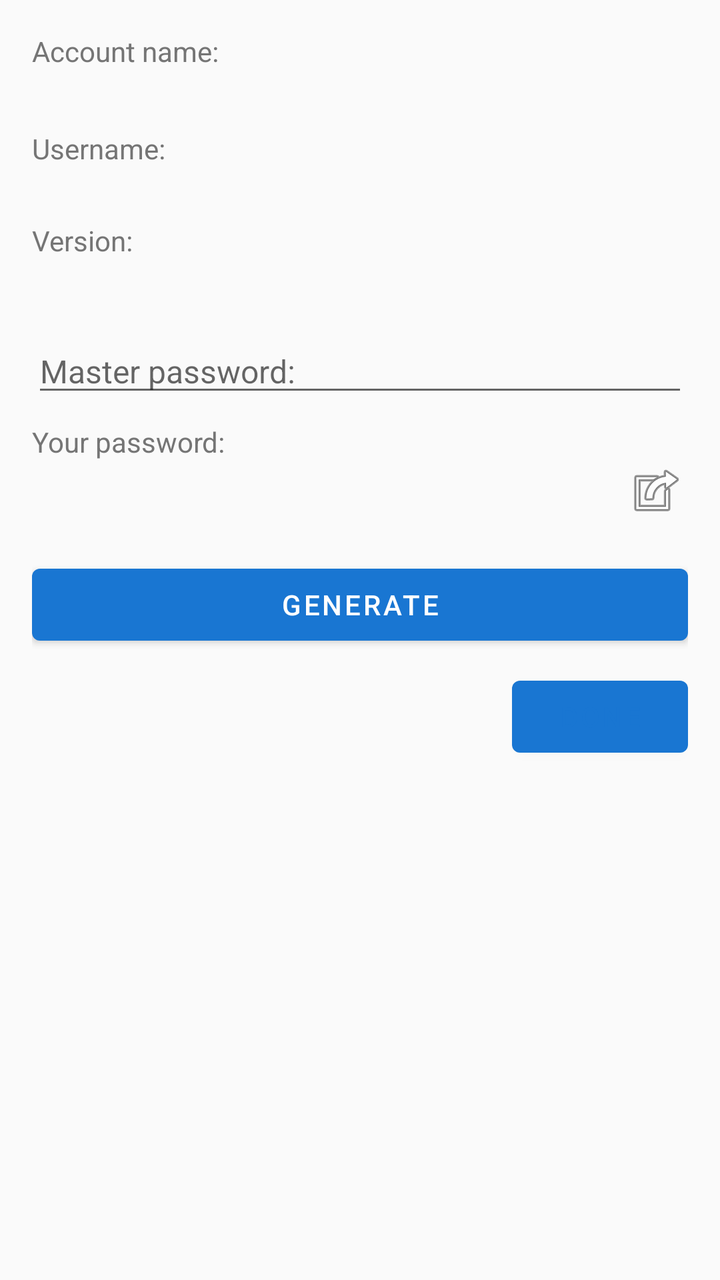
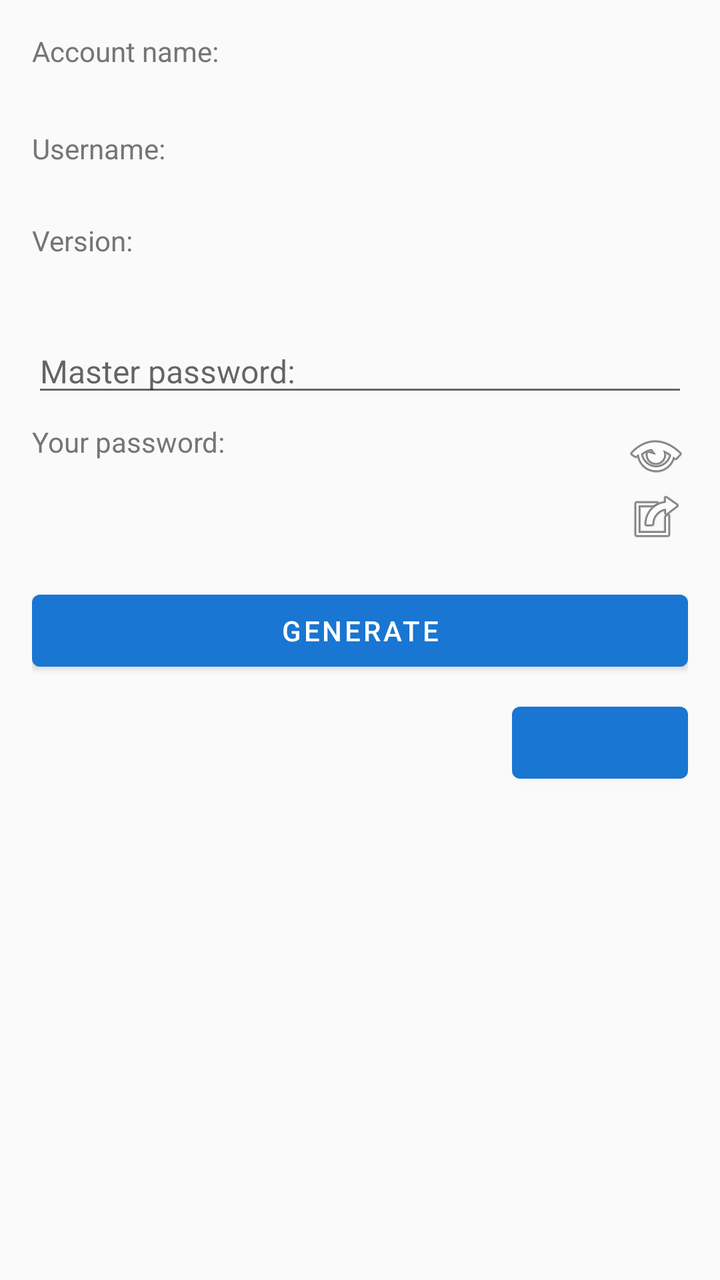

Two renders of the same Android screen: before a commit and after it. Below are the layout's source before the change and the commit's diff.
<!-- AndroidManifest.xml: application theme AppTheme -->
<!-- res/layout/dialog_generate.xml -->
<?xml version="1.0" encoding="utf-8"?>
<LinearLayout xmlns:android="http://schemas.android.com/apk/res/android"
    android:layout_width="match_parent"
    android:layout_height="wrap_content"
    android:orientation="vertical"
    android:padding="16dp">

    <TextView
        android:layout_width="wrap_content"
        android:layout_height="wrap_content"
        android:text="@string/account_name_label"
        android:textSize="14sp"
        android:textColor="@color/colorCardSubtext" />

    <TextView
        android:id="@+id/dialog_account_name"
        android:layout_width="wrap_content"
        android:layout_height="wrap_content"
        android:textSize="16sp"
        android:textStyle="bold" />

    <TextView
        android:id="@+id/dialog_username_label"
        android:layout_width="wrap_content"
        android:layout_height="wrap_content"
        android:layout_marginTop="8dp"
        android:text="@string/username_label"
        android:textSize="14sp"
        android:textColor="@color/colorCardSubtext" />

    <TextView
        android:id="@+id/dialog_username"
        android:layout_width="wrap_content"
        android:layout_height="wrap_content"
        android:textSize="14sp" />

    <TextView
        android:id="@+id/dialog_version_label"
        android:layout_width="wrap_content"
        android:layout_height="wrap_content"
        android:layout_marginTop="8dp"
        android:text="@string/version_label"
        android:textSize="14sp"
        android:textColor="@color/colorCardSubtext" />

    <TextView
        android:id="@+id/dialog_version"
        android:layout_width="wrap_content"
        android:layout_height="wrap_content"
        android:textSize="14sp" />

    <EditText
        android:id="@+id/editText_masterpassword"
        android:layout_width="match_parent"
        android:layout_height="wrap_content"
        android:layout_marginTop="16dp"
        android:hint="@string/master_password_label"
        android:inputType="textPassword"
        android:importantForAutofill="no"
        android:textSize="16sp" />

    <LinearLayout
        android:layout_width="match_parent"
        android:layout_height="wrap_content"
        android:orientation="horizontal"
        android:layout_marginTop="8dp">

        <TextView
            android:layout_width="0dp"
            android:layout_height="wrap_content"
            android:layout_weight="1"
            android:text="@string/your_password_label"
            android:textSize="14sp"
            android:textColor="@color/colorCardSubtext" />

        <ImageView
            android:id="@+id/btn_visibility"
            android:layout_width="wrap_content"
            android:layout_height="wrap_content"
            android:src="@android:drawable/eye"
            android:contentDescription="Toggle visibility" />
    </LinearLayout>

    <LinearLayout
        android:layout_width="match_parent"
        android:layout_height="wrap_content"
        android:orientation="horizontal">

        <TextView
            android:id="@+id/textPassword"
            android:layout_width="0dp"
            android:layout_height="wrap_content"
            android:layout_weight="1"
            android:textSize="18sp"
            android:textStyle="bold"
            android:singleLine="true" />

        <ImageButton
            android:id="@+id/btn_copy"
            android:layout_width="wrap_content"
            android:layout_height="wrap_content"
            android:src="@android:drawable/ic_menu_set_as"
            android:background="?android:attr/selectableItemBackground"
            android:contentDescription="Copy to clipboard" />
    </LinearLayout>

    <Button
        android:id="@+id/btn_generate"
        android:layout_width="match_parent"
        android:layout_height="wrap_content"
        android:layout_marginTop="16dp"
        android:text="@string/generate" />

    <Button
        android:id="@+id/btn_done"
        android:layout_width="wrap_content"
        android:layout_height="wrap_content"
        android:layout_gravity="end"
        android:layout_marginTop="8dp"
        android:text="@string/done"
        android:textColor="@color/colorPrimary" />
</LinearLayout>
<!-- resources referenced by this layout -->
<resources>
  <color name="colorCardSubtext">#757575</color>
  <color name="colorPrimary">#1976D2</color>
  <string name="account_name_label">Account name:</string>
  <string name="done">DONE</string>
  <string name="generate">GENERATE</string>
  <string name="master_password_label">Master password:</string>
  <string name="username_label">Username:</string>
  <string name="version_label">Version:</string>
  <string name="your_password_label">Your password:</string>
  <style name="AppTheme" parent="Theme.MaterialComponents.Light.DarkActionBar">
          <item name="colorPrimary">@color/colorPrimary</item>
          <item name="colorPrimaryDark">@color/colorPrimaryDark</item>
          <item name="colorAccent">@color/colorAccent</item>
          <item name="android:windowBackground">@color/colorBackground</item>
      </style>
  <color name="colorPrimaryDark">#1565C0</color>
  <color name="colorAccent">#FF4081</color>
  <color name="colorBackground">#FAFAFA</color>
</resources>

<!-- the commit's change to res/layout/dialog_generate.xml (unified diff, before → after) -->
@@ -77,7 +77,7 @@
             android:id="@+id/btn_visibility"
             android:layout_width="wrap_content"
             android:layout_height="wrap_content"
-            android:src="@android:drawable/eye"
+            android:src="@android:drawable/ic_menu_view"
             android:contentDescription="Toggle visibility" />
     </LinearLayout>
 
